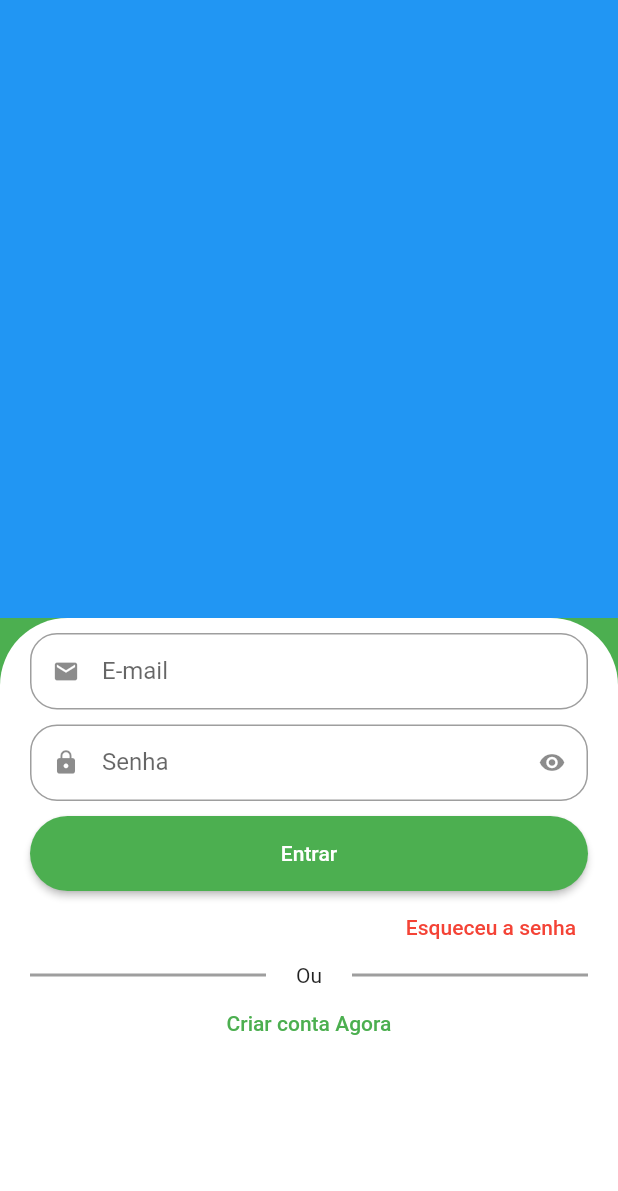
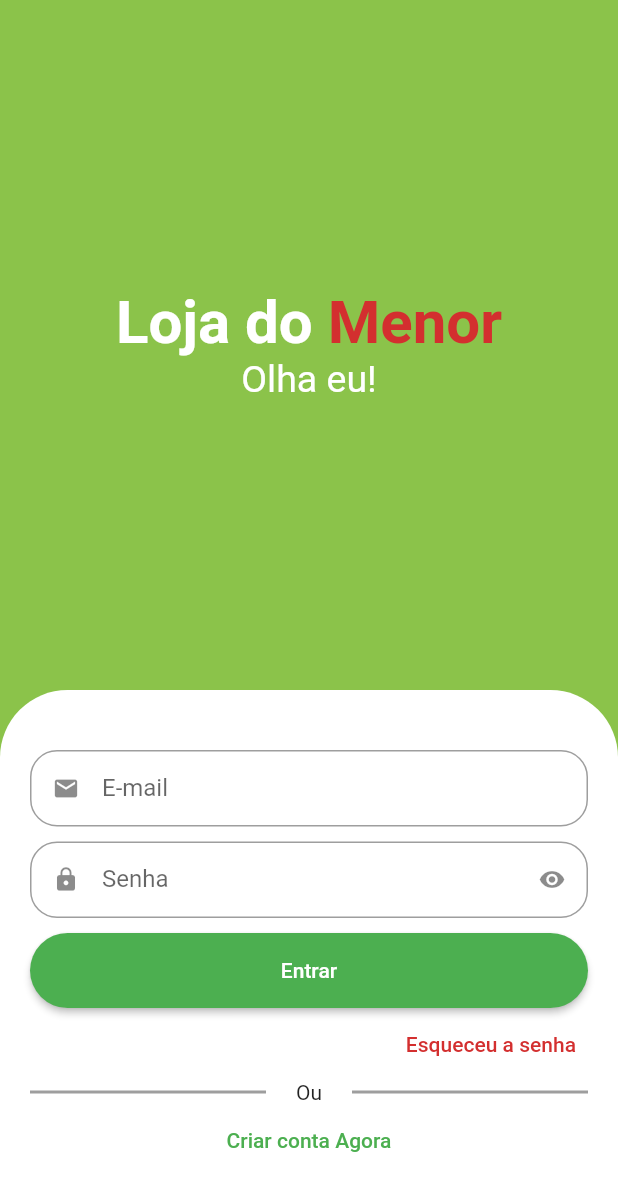
Before and after one commit to Rafa-Alcides/loja_quitanda, a Flutter app: the screen it shows after launch, on a phone screen of 412 x 824 dp. Shown: the top 1191 px of the screen. Run offline on Flutter 3.47's test engine with Material 2 defaults, Android fonts, the phone set to English and light mode, and no system bars; drawn by our look-alikes of animated_text_kit.

Commit message:
Cores e Logo

```diff
--- a/lib/src/auth/sing_in_screen.dart
+++ b/lib/src/auth/sing_in_screen.dart
@@ -1,5 +1,7 @@
+import 'package:animated_text_kit/animated_text_kit.dart';
 import 'package:flutter/material.dart';
 import 'package:loja_quitanda/src/auth/components/custom_text_fild.dart';
+import 'package:loja_quitanda/src/config/custom_colora.dart';
 
 class SingInScreen extends StatelessWidget {
   const SingInScreen({super.key});
@@ -7,13 +9,61 @@ class SingInScreen extends StatelessWidget {
   @override
   Widget build(BuildContext context) {
     return Scaffold(
-      backgroundColor: Colors.green,
+      backgroundColor: CustomColors.customSwatchColor,
       body: Column(
         children: [
-          Expanded(child: Container(color: Colors.blue,),),
           Expanded(
-            child: Container(
-              padding: const EdgeInsets.symmetric(vertical: 10, horizontal: 20),
+            child: Column(
+              mainAxisAlignment: MainAxisAlignment.center,
+              children:  [
+                Text.rich(
+                  TextSpan(
+                    style: const TextStyle(
+                      fontSize: 40
+                    ),
+                    children: [
+                      const TextSpan(
+                        text: "Loja do ",
+                        style: TextStyle(
+                          color: Colors.white,
+                          fontWeight: FontWeight.bold
+                        )
+                      ),
+                      TextSpan(
+                        text: "Menor",
+                        style: TextStyle(
+                          color: CustomColors.customContrastColor,
+                          fontWeight: FontWeight.bold
+                        )
+                      )
+                    ]
+                    )
+                ),
+
+                SizedBox(
+                  height: 30,
+                  child: DefaultTextStyle(
+                    style: const TextStyle(
+                      fontSize: 25,
+                    ),
+                    child: AnimatedTextKit(
+                      repeatForever: true,
+                      pause: Duration.zero,
+                      animatedTexts: [
+                        FadeAnimatedText('Olha eu!'),
+                        FadeAnimatedText('Olha eu Chegando!'),
+                        FadeAnimatedText('Venha ver!'),
+                        FadeAnimatedText('Passando em sua porta!'),
+                        FadeAnimatedText('Tempero do Menor'),
+                      ]
+                    ),
+                  ),
+                )
+              ],
+            )
+          ),
+          Container(
+            padding: const EdgeInsets.symmetric(vertical: 40, horizontal: 20),
             decoration: const BoxDecoration(
               color: Colors.white,
               borderRadius: BorderRadius.vertical(
@@ -49,9 +99,9 @@ class SingInScreen extends StatelessWidget {
                     alignment: Alignment.centerRight,
                     child: TextButton(
                       onPressed: () {},
-                        child: const Text("Esqueceu a senha",
+                      child: Text("Esqueceu a senha",
                       style: TextStyle(
-                          color: Colors.red
+                        color: CustomColors.customContrastColor
                       ),
                       )
                     ),
@@ -84,7 +134,6 @@ class SingInScreen extends StatelessWidget {
               ),
             ),
           ),
-          ),
         ],
       ),
     );
--- /dev/null
+++ b/lib/src/config/custom_colora.dart
@@ -0,0 +1,24 @@
+import 'package:flutter/material.dart';
+
+Map<int, Color> _swatchOpacity = {
+  50 : const Color.fromRGBO(139, 195, 74, .1),
+  100 : const Color.fromRGBO(139, 195, 74, .2),
+  200 : const Color.fromRGBO(139, 195, 74, .3),
+  300 : const Color.fromRGBO(139, 195, 74, .4),
+  400 : const Color.fromRGBO(139, 195, 74, .5),
+  500 : const Color.fromRGBO(139, 195, 74, .6),
+  600 : const Color.fromRGBO(139, 195, 74, .7),
+  700 : const Color.fromRGBO(139, 195, 74, .8),
+  800 : const Color.fromRGBO(139, 195, 74, .9),
+  900 : const Color.fromRGBO(139, 195, 74, 1),
+
+};
+
+abstract class CustomColors {
+  static Color  customContrastColor = Colors.red.shade700;
+
+  static MaterialColor customSwatchColor = MaterialColor(
+    0XFF8BC34A,
+    _swatchOpacity
+  );
+}
--- a/pubspec.yaml
+++ b/pubspec.yaml
@@ -36,6 +36,7 @@ dependencies:
   # The following adds the Cupertino Icons font to your application.
   # Use with the CupertinoIcons class for iOS style icons.
   cupertino_icons: ^1.0.2
+  animated_text_kit: ^4.2.2
 
 dev_dependencies:
   flutter_test:
```
Also changed, not shown: pubspec.lock. Lines whose indentation alone changed are shown as unchanged.
